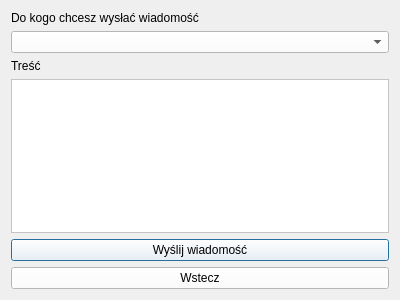
Qt form nowawiadomosc.ui (przemek1793/UML-z-qt) before a commit.
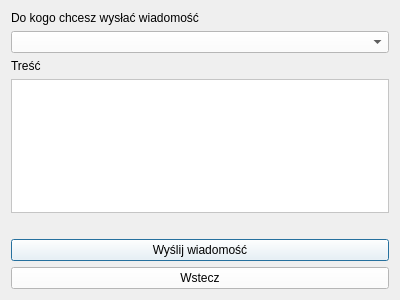
The same form after that commit.

Commit message: wysyłanie wiadomości

What changed in the file:
```diff
--- a/nowawiadomosc.ui
+++ b/nowawiadomosc.ui
@@ -42,6 +42,13 @@
      </property>
     </widget>
    </item>
+   <item>
+    <widget class="QLabel" name="komunikat">
+     <property name="text">
+      <string/>
+     </property>
+    </widget>
+   </item>
    <item>
     <widget class="QPushButton" name="Wyslij">
      <property name="styleSheet">
```
The commit also changes 2 other files.
